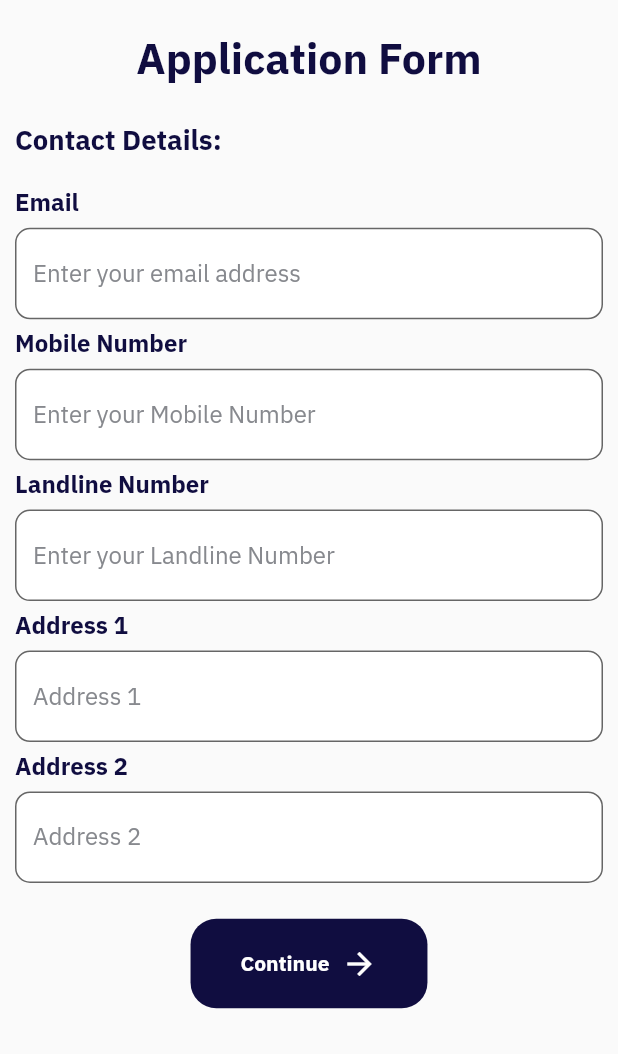
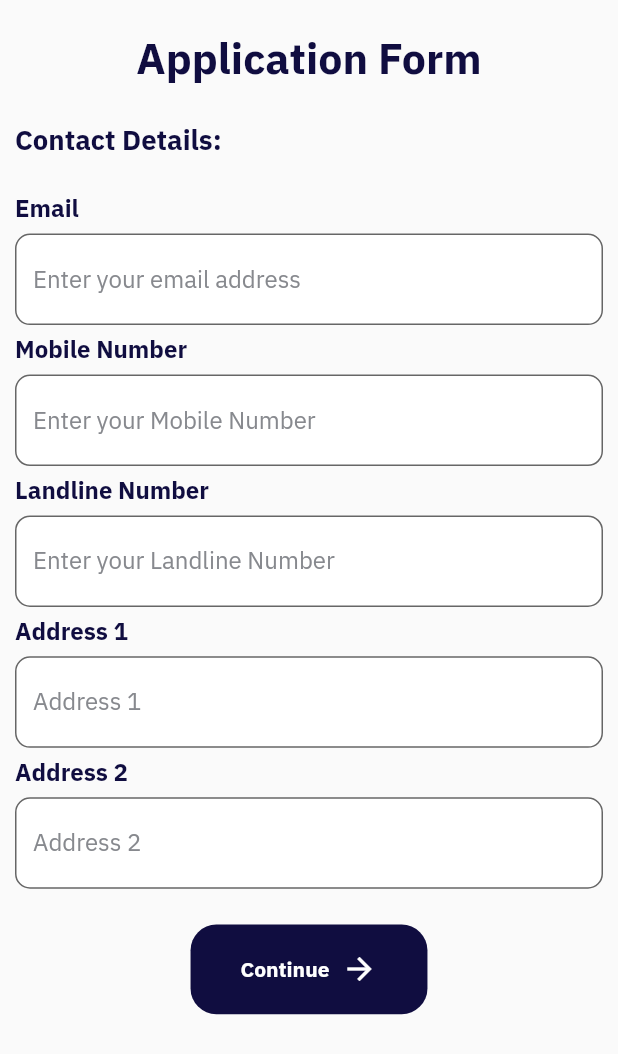
Before and after one commit to abdulkadercse/mobile_financing_app_ui_design, a Flutter app: the ContactDetails screen opened directly, on a phone screen of 412 x 824 dp. Shown: the top 1054 px of the screen. Run offline on Flutter 3.47's test engine with Material 2 defaults, Android fonts, the phone set to English and light mode, and no system bars; drawn by our look-alikes of nb_utils; our stand-ins replace flutter_screenutil, font_awesome_flutter, google_fonts.

```diff
--- a/lib/screens/Contact Details/contact_details.dart
+++ b/lib/screens/Contact Details/contact_details.dart
@@ -29,7 +29,7 @@ class _ContactDetailsState extends State<ContactDetails> {
                 height: 20.0.h,
               ),
               Text("Contact Details:",style: TextStyle(color: AppColor.primaryColor,fontWeight: FontWeight.bold,fontSize: 16.sp),),
-              SizedBox(height: 20.0,),
+              SizedBox(height: 20.0.h,),
               Text("Email",style: TextStyle(color: AppColor.primaryColor,fontSize: 14.0.sp,fontWeight: FontWeight.bold),),
               SizedBox(height: 5.0.h,),
               AppTextField(
```
